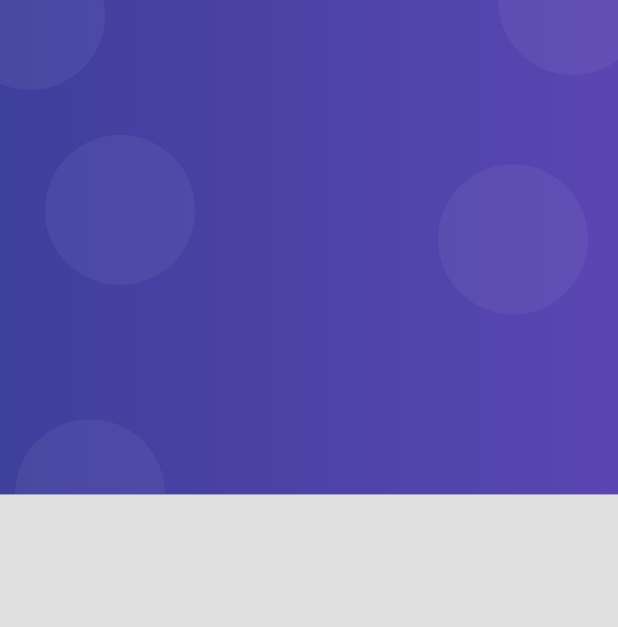
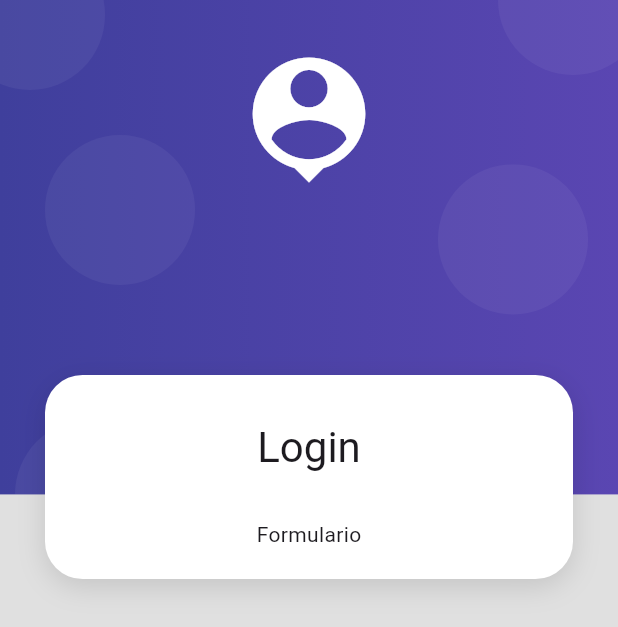
Before and after one commit to kaleb2112/productos_app, a Flutter app: the screen it shows after launch, on a phone screen of 412 x 824 dp. Shown: the top 627 px of the screen. Run offline on Flutter 3.47's test engine with Material 3 defaults, Android fonts, the phone set to English and light mode, and no system bars.

Commit message:
initial commit

```diff
--- a/lib/screens/login_screen.dart
+++ b/lib/screens/login_screen.dart
@@ -8,8 +8,32 @@ class LoginScreen extends StatelessWidget {
 
   @override
   Widget build(BuildContext context) {
-    return const Scaffold(
-      body: AuthBackground()
-   );
+    return   Scaffold(
+      body: AuthBackground(
+        child: SingleChildScrollView(
+          child: Column(
+            children: [
+
+              const SizedBox( height: 250 ),
+
+             CardContainer(
+              child: Column(
+                children: [
+
+                  const SizedBox( height: 10 ),
+                  Text('Login', style: Theme.of(context).textTheme.headlineMedium ),
+                  const SizedBox( height: 30 ),
+
+                  const Text('Formulario')
+
+                ],
+              )
+             ),
+
+            ],
+          ),
+        )
+      )
+    );
   }
 }
--- a/lib/widgets/auth_background.dart
+++ b/lib/widgets/auth_background.dart
@@ -1,21 +1,45 @@
 import 'package:flutter/material.dart';
 
 class AuthBackground extends StatelessWidget {
-  const AuthBackground({super.key});
+
+  final Widget child;
+
+    const AuthBackground({
+      super.key,
+      required this.child});
+
 
 
   @override
   Widget build(BuildContext context) {
-    return Container(
+    return SizedBox(
      // color: Colors.red,
       width: double.infinity,
       height: double.infinity,
       child: Stack(
         children: [
 
-         _PurpleBox()
+         _PurpleBox(),
+
+         _HeaderIcon(),
+
+         child,
 
         ],
+      ),
+    );
+  }
+}
+
+class _HeaderIcon extends StatelessWidget {
+
+  @override
+  Widget build(BuildContext context) {
+    return SafeArea(
+      child: Container(
+       width: double.infinity,
+       margin: const EdgeInsets.only( top: 30 ),
+       child: const Icon( Icons.person_pin, color: Colors.white, size: 100 ),
       ),
     );
   }
--- /dev/null
+++ b/lib/widgets/card_container.dart
@@ -0,0 +1,36 @@
+import 'package:flutter/material.dart';
+
+class CardContainer extends StatelessWidget {
+
+  final Widget child;
+
+  const CardContainer({
+    super.key,
+    required this.child
+    });
+
+  @override
+  Widget build(BuildContext context) {
+    return Padding(
+      padding: const EdgeInsets.symmetric( horizontal: 30 ),
+      child: Container(
+        width: double.infinity,
+        padding: const EdgeInsets.all( 20 ),
+        decoration: _createCardShape(),
+        child: child,
+      ),
+    );
+  }
+
+  BoxDecoration _createCardShape() => BoxDecoration(
+    color: Colors.white,
+    borderRadius: BorderRadius.circular(25),
+    boxShadow: const [
+      BoxShadow(
+        color: Colors.black12,
+        blurRadius: 15,
+        offset: Offset(0, 5),
+      )
+    ]
+  );
+}
--- a/lib/widgets/widgets.dart
+++ b/lib/widgets/widgets.dart
@@ -1 +1,5 @@
+
+
+
 export 'package:productos_app/widgets/auth_background.dart';
+export 'package:productos_app/widgets/card_container.dart';
```
